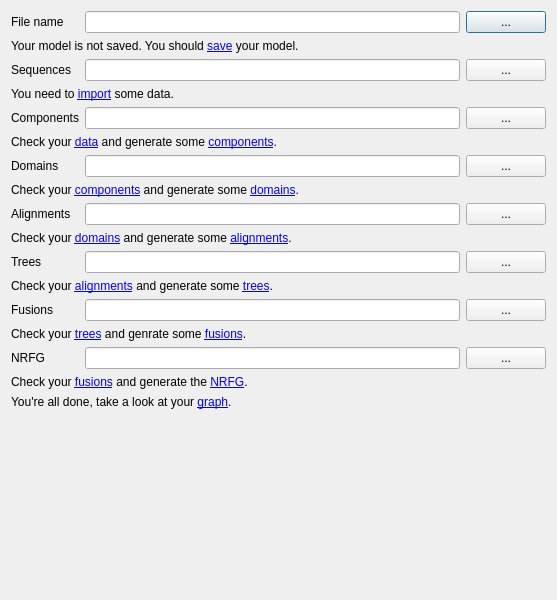
Before: the Qt Designer form groot/frontends/gui/forms/designer/frm_workflow_designer.ui in JMcInerneyLab/groot, drawn with Qt 5.
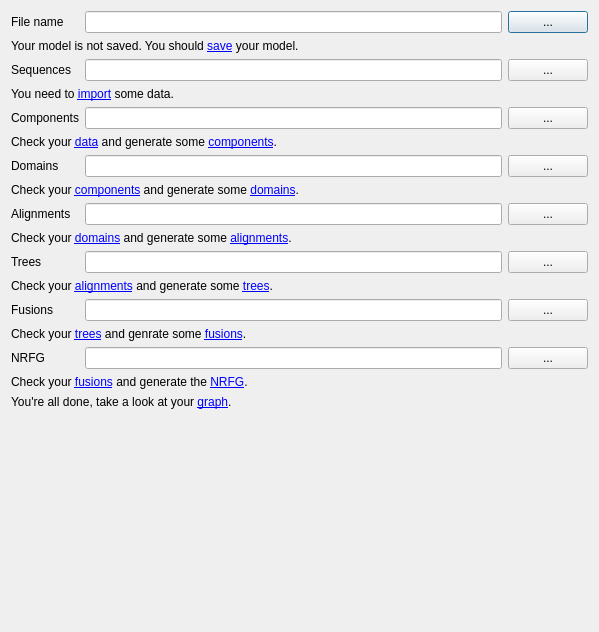
After: the same form once the commit is applied.

```diff
--- a/groot/frontends/gui/forms/designer/frm_workflow_designer.ui
+++ b/groot/frontends/gui/forms/designer/frm_workflow_designer.ui
@@ -6,8 +6,8 @@
    <rect>
     <x>0</x>
     <y>0</y>
-    <width>557</width>
-    <height>600</height>
+    <width>599</width>
+    <height>632</height>
    </rect>
   </property>
   <property name="minimumSize">
```
